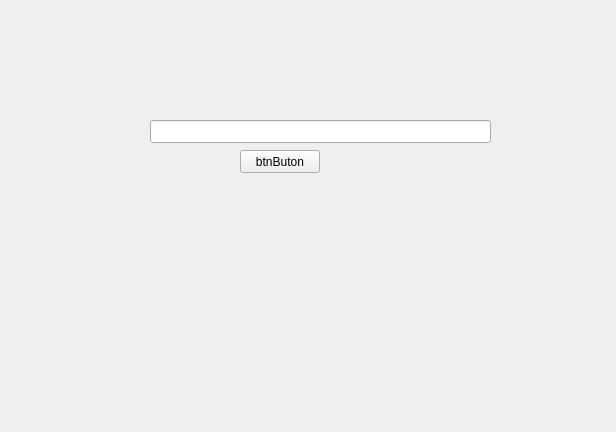
neiberth/BuscaArquivo, file untitled.ui: the form before one commit.
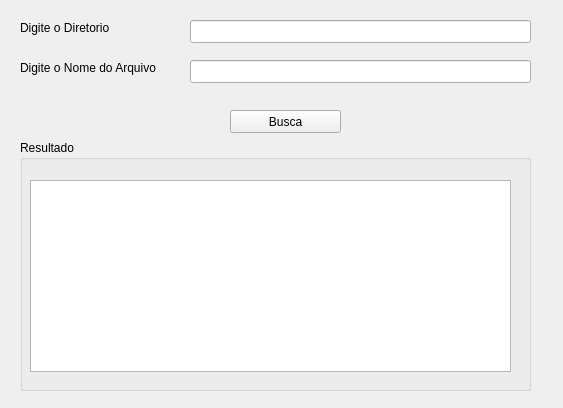
The form after the commit. Icons and pictures are not drawn.

Commit message: correção da classe main a da janela .ui

```diff
--- a/untitled.ui
+++ b/untitled.ui
@@ -5,17 +5,13 @@
   <property name="enabled">
    <bool>true</bool>
   </property>
-  <property name="minimumSize">
-   <size>
-    <width>616</width>
-    <height>432</height>
-   </size>
-  </property>
-  <property name="maximumSize">
-   <size>
-    <width>616</width>
-    <height>16777215</height>
-   </size>
+  <property name="geometry">
+   <rect>
+    <x>0</x>
+    <y>0</y>
+    <width>563</width>
+    <height>408</height>
+   </rect>
   </property>
   <property name="sizeIncrement">
    <size>
@@ -49,26 +45,88 @@
    <widget class="QPushButton" name="btn_teste">
     <property name="geometry">
      <rect>
-      <x>240</x>
-      <y>150</y>
-      <width>80</width>
+      <x>230</x>
+      <y>110</y>
+      <width>111</width>
       <height>23</height>
      </rect>
     </property>
     <property name="text">
-     <string>btnButon</string>
+     <string>Busca</string>
     </property>
    </widget>
    <widget class="QLineEdit" name="lineTexto">
     <property name="geometry">
      <rect>
-      <x>150</x>
-      <y>120</y>
+      <x>190</x>
+      <y>20</y>
       <width>341</width>
       <height>23</height>
      </rect>
     </property>
    </widget>
+   <widget class="QLineEdit" name="lineTexto_2">
+    <property name="geometry">
+     <rect>
+      <x>190</x>
+      <y>60</y>
+      <width>341</width>
+      <height>23</height>
+     </rect>
+    </property>
+   </widget>
+   <widget class="QLabel" name="label">
+    <property name="geometry">
+     <rect>
+      <x>20</x>
+      <y>20</y>
+      <width>131</width>
+      <height>16</height>
+     </rect>
+    </property>
+    <property name="text">
+     <string>Digite o Diretorio</string>
+    </property>
+   </widget>
+   <widget class="QLabel" name="label_2">
+    <property name="geometry">
+     <rect>
+      <x>20</x>
+      <y>60</y>
+      <width>171</width>
+      <height>16</height>
+     </rect>
+    </property>
+    <property name="text">
+     <string>Digite o Nome do Arquivo</string>
+    </property>
+   </widget>
+   <widget class="QGroupBox" name="groupBox">
+    <property name="enabled">
+     <bool>true</bool>
+    </property>
+    <property name="geometry">
+     <rect>
+      <x>20</x>
+      <y>140</y>
+      <width>511</width>
+      <height>251</height>
+     </rect>
+    </property>
+    <property name="title">
+     <string>Resultado</string>
+    </property>
+    <widget class="QListWidget" name="listWidget">
+     <property name="geometry">
+      <rect>
+       <x>10</x>
+       <y>40</y>
+       <width>481</width>
+       <height>192</height>
+      </rect>
+     </property>
+    </widget>
+   </widget>
   </widget>
  </widget>
  <resources/>
```
The commit also changes 1 other file.
